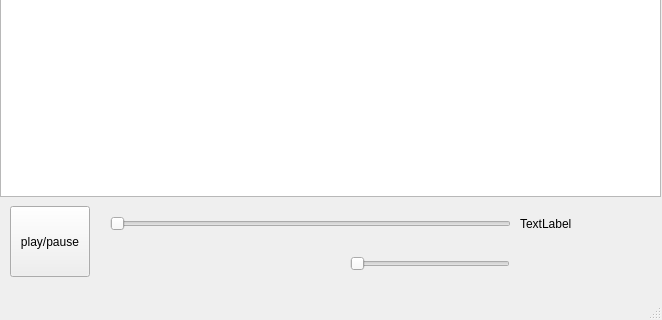
This is mainwindow.ui in f33dir/EzPlayer as Qt 5 draws it before an edit; both pictures show x 0 to 662 and y 361 to 681 of the 662 by 681 pixel window. The edited form follows.
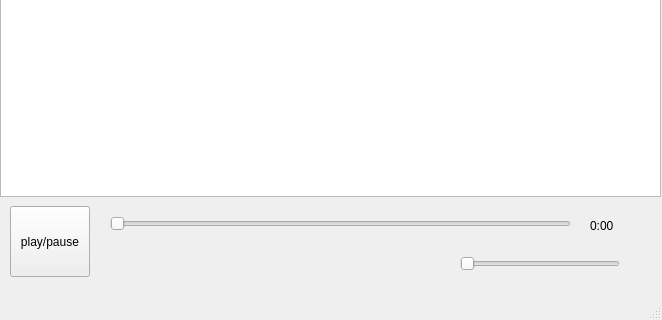
This is the edited form.

Diff of the .ui file:
```diff
--- a/mainwindow.ui
+++ b/mainwindow.ui
@@ -603,7 +603,7 @@
      <rect>
       <x>110</x>
       <y>560</y>
-      <width>401</width>
+      <width>461</width>
       <height>16</height>
      </rect>
     </property>
@@ -614,7 +614,7 @@
    <widget class="QSlider" name="horizontalSlider_2">
     <property name="geometry">
      <rect>
-      <x>350</x>
+      <x>460</x>
       <y>600</y>
       <width>160</width>
       <height>16</height>
@@ -627,14 +627,14 @@
    <widget class="QLabel" name="timeLabel">
     <property name="geometry">
      <rect>
-      <x>520</x>
+      <x>590</x>
       <y>560</y>
-      <width>111</width>
-      <height>16</height>
+      <width>61</width>
+      <height>20</height>
      </rect>
     </property>
     <property name="text">
-     <string>TextLabel</string>
+     <string>0:00</string>
     </property>
    </widget>
   </widget>
```
Left out of the diff: 4 changed lines with no effect on the pictures.
